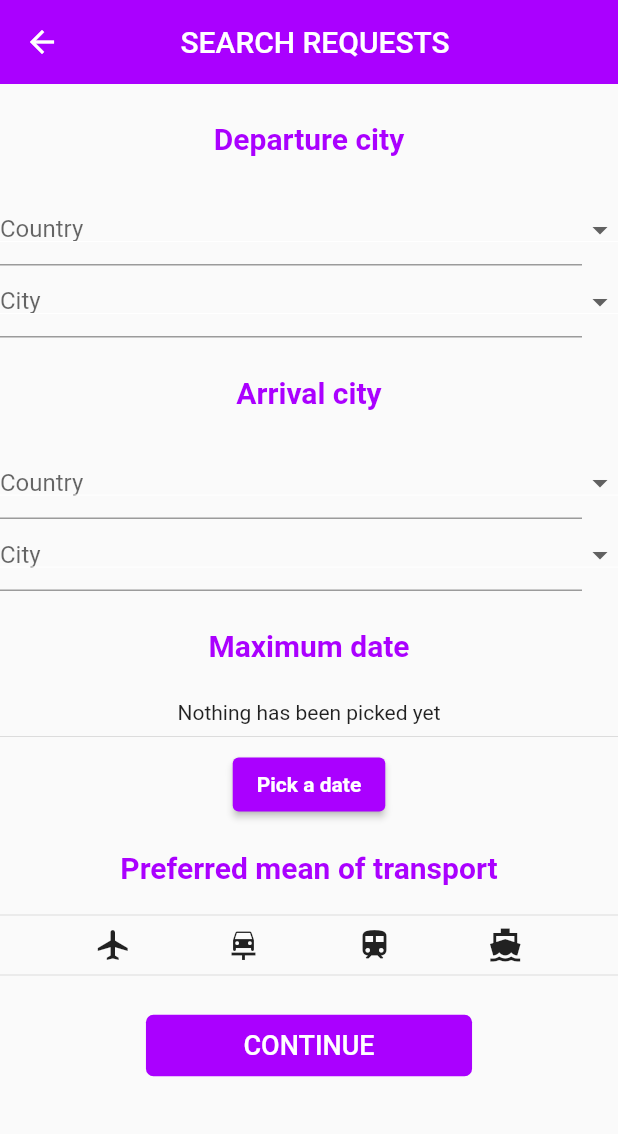
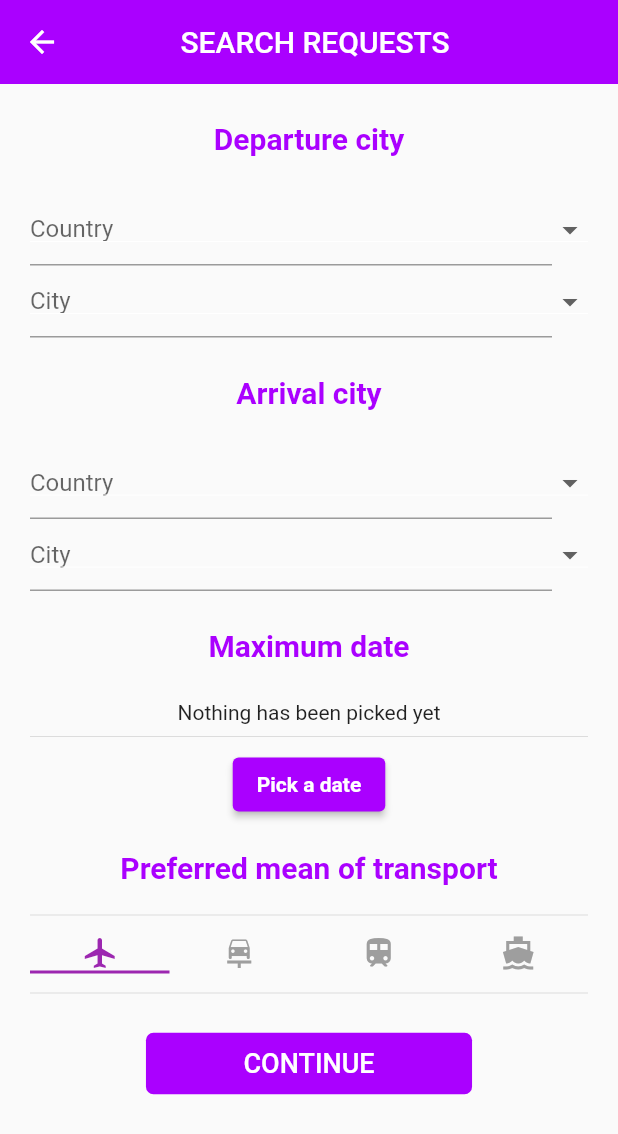
Before and after one commit to wajihtl/stage_flutter, a Flutter app: the Search_T screen opened directly, on a phone screen of 412 x 824 dp. Shown: the top 1134 px of the screen. Run offline on Flutter 3.47's test engine with Material 2 defaults, Android fonts, the phone set to English and light mode, and no system bars; our stand-ins replace curved_navigation_bar, font_awesome_flutter, image_picker.

Commit message:
Modification 07/28/2021

```diff
--- a/lib/screens/Search_T.dart
+++ b/lib/screens/Search_T.dart
@@ -9,7 +9,7 @@ class Search_T extends StatefulWidget {
   _Search_TState createState() => _Search_TState();
 }
 
-class _Search_TState extends State<Search_T> {
+class _Search_TState extends State<Search_T> with SingleTickerProviderStateMixin {
   String _country_D = "Country";
   String _city_D = "City";
   String _country_A = "Country";
@@ -17,12 +17,20 @@ class _Search_TState extends State<Search_T> {
 
   DateTime _dateTime;
 
+  TabController tabController;
+
+  void initState() {
+    tabController = TabController(length: 4, vsync: this, initialIndex: 0);
+    super.initState();
+  }
+
   @override
   Widget build(BuildContext context) {
     return Scaffold(
       appBar: appBar_T("SEARCH REQUESTS", false),
       body: SingleChildScrollView(
         child: Container(
+          margin: EdgeInsets.symmetric(horizontal: 20),
           child: Column(
             children: [
               Padding(
@@ -178,16 +186,33 @@ class _Search_TState extends State<Search_T> {
                 ),
               ),
               Divider(),
-              Row(
+              Container(
+                margin: EdgeInsets.symmetric(vertical: 5),
+                child: TabBar(
+                  onTap: (index) {
+                    print('get index : $index');
+                  },
+                  controller: tabController,
+                  indicatorColor: Colors.purple,
+                  labelColor: Colors.purple,
+                  unselectedLabelColor: Colors.grey,
+                  tabs: [
+                    Icon(Icons.airplanemode_on),
+                    Icon(Icons.car_repair),
+                    Icon(Icons.train_rounded),
+                    Icon(Icons.directions_boat_sharp),
+                  ],
+                ),
+              ),
+          /*    Row(
                 mainAxisAlignment: MainAxisAlignment.spaceEvenly,
                 children: [
                   Icon(Icons.airplanemode_on),
                   Icon(Icons.car_repair),
                   Icon(Icons.train_rounded),
                   Icon(Icons.directions_boat_sharp),
-
                 ],
-              ),
+              ),*/
               Divider(),
 
               Padding(
--- a/lib/widgets/Sender/Navigation_S.dart
+++ b/lib/widgets/Sender/Navigation_S.dart
@@ -67,7 +67,7 @@ class _Navigation_SState extends State<Navigation_S> {
   Widget build(BuildContext context) {
     return Scaffold(
       drawer: drawer_S(),
-      appBar: appBar_S(title,search),
+      appBar: appBar_S(context, title, search),
       body: IndexedStack(
         index: _selectedIndex,
         children: _widgetOptions,
```
Also changed, not shown: lib/screens/scnd_screen.dart (+2 -5 lines), lib/widgets/Sender/App_bar_S.dart (+5 -6 lines).
